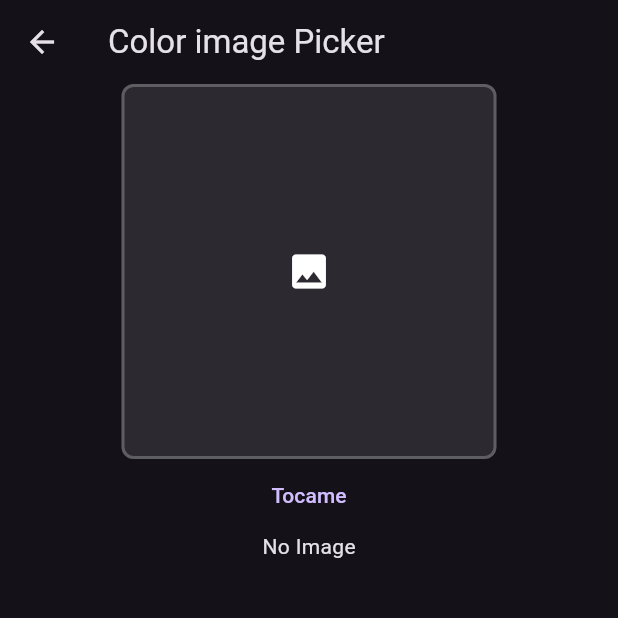
After one commit to NathanDraco22/proto-app, a Flutter app: the ColorImageScreen screen opened directly, on a phone screen of 412 x 824 dp, the top half of it. The commit adds this screen. Run offline on Flutter 3.47's test engine with Material 2 defaults, Android fonts, the phone set to English and light mode, and no system bars; our stand-ins replace built_collection, built_value, file_picker, flutter_bloc, go_router, webview_flutter; missing offline and left inert: dart:html, ferry, ferry_exec, ferry_hive_store, gql, gql_code_builder and 2 more; accounts and stored records are empty.

Commit message:
color image file picker

```diff
--- a/lib/main.dart
+++ b/lib/main.dart
@@ -1,6 +1,6 @@
 import 'package:flutter/foundation.dart';
 import 'package:flutter/material.dart';
-import 'package:proto_app/modules/webview/view/webview_screen.dart';
+import 'package:proto_app/modules/modules_screens.dart';
 import 'package:proto_app/router/router.dart';
 
 void main() => runApp(const MyApp());
@@ -14,7 +14,7 @@ class MyApp extends StatelessWidget {
       return MaterialApp(
         title: 'Proto App',
         theme: ThemeData.dark(useMaterial3: true),
-        home:  const WebViewScreen(),
+        home:  const ColorImageScreen(),
       );
     }
     return MaterialApp.router(
--- /dev/null
+++ b/lib/modules/color_scheme_image/inherited_widget.dart
@@ -0,0 +1,18 @@
+import 'dart:typed_data';
+
+import 'package:flutter/material.dart';
+
+class ViewModel extends InheritedWidget {
+  ViewModel({super.key, required  Widget child}) : super(child: child);
+
+  final ValueNotifier<Uint8List?> memoryImage = ValueNotifier(null);
+
+  static ViewModel of(BuildContext context) {
+    return context.dependOnInheritedWidgetOfExactType<ViewModel>()!;
+  }
+
+  @override
+  bool updateShouldNotify(ViewModel oldWidget) {
+    return false;
+  }
+}
--- /dev/null
+++ b/lib/modules/color_scheme_image/view_model.dart
@@ -0,0 +1,121 @@
+
+import 'package:file_picker/file_picker.dart';
+import 'package:flutter/material.dart';
+import 'package:proto_app/modules/color_scheme_image/inherited_widget.dart';
+
+
+class ColorImageScreen extends StatelessWidget {
+  const ColorImageScreen({super.key});
+
+  @override
+  Widget build(BuildContext context) {
+    return ViewModel(
+      child: Scaffold(
+        appBar: AppBar(title: const Text("Color image Picker")),
+        body: Center(child: Column(
+          children: [
+            ImagePreview(),
+            ColorZone()
+          ],
+        )),
+      ),
+    );
+  }
+}
+
+class ColorZone extends StatelessWidget {
+  const ColorZone({
+    super.key,
+  });
+
+  @override
+  Widget build(BuildContext context) {
+    final vm = ViewModel.of(context);
+    return ValueListenableBuilder(
+      valueListenable: vm.memoryImage,
+      builder: ( context, value, child) {
+        if (value == null) return const Text("No Image");
+        final scheme = ColorScheme.fromImageProvider(provider: MemoryImage(value));
+        return FutureBuilder(
+          future: scheme,
+          builder: (context, snapshot) {
+            if(snapshot.connectionState != ConnectionState.done){
+              return const Text("No Data");
+            }
+            final dataScheme = snapshot.data!;
+            return  Expanded(
+              child: SingleChildScrollView(
+                child: Column(
+                  children: [
+                    Container(width: 200,height: 50, color: dataScheme.primary,),
+                    Container(width: 200,height: 50, color: dataScheme.secondary,),
+                    Container(width: 200,height: 50, color: dataScheme.tertiary,),
+                    Container(width: 200,height: 50, color: dataScheme.onPrimary,),
+                    Container(width: 200,height: 50, color: dataScheme.onSecondary,),
+                    Container(width: 200,height: 50, color: dataScheme.onTertiary,),
+                    Container(width: 200,height: 50, color: dataScheme.background,),
+                    Container(width: 200,height: 50, color: dataScheme.onBackground,),
+                    Container(width: 200,height: 50, color: dataScheme.surface,),
+                    Container(width: 200,height: 50, color: dataScheme.onSurface,),
+                    Container(width: 200,height: 50, color: dataScheme.primaryContainer,),
+                    Container(width: 200,height: 50, color: dataScheme.secondaryContainer,),
+                    Container(width: 200,height: 50, color: dataScheme.tertiaryContainer,),
+                    Container(width: 200,height: 50, color: dataScheme.onPrimaryContainer,),
+                    Container(width: 200,height: 50, color: dataScheme.onSecondaryContainer,),
+                    Container(width: 200,height: 50, color: dataScheme.onTertiaryContainer,),
+
+                  ],
+                ),
+              ),
+            );
+          },
+        );
+      },
+    );
+  }
+}
+
+class ImagePreview extends StatelessWidget {
+  const ImagePreview({
+    super.key,
+  });
+
+  @override
+  Widget build(BuildContext context) {
+    final vm = ViewModel.of(context);
+    return Column(
+      children: [
+        Container(
+          width: 250,
+          height: 250,
+          decoration: BoxDecoration(
+            color: Colors.white10,
+            border: Border.all(width: 2, color: Colors.white24),
+            borderRadius: BorderRadius.circular(8)
+          ),
+          child: Center(
+            // child: Icon(Icons.image),
+            child: ValueListenableBuilder(
+              valueListenable: vm.memoryImage,
+              builder: (context,  value, child) {
+                if(value== null) return const Icon(Icons.image, size: 30,);
+                return Image(image: MemoryImage(value));
+              },
+            ),
+          ),
+        ),
+
+
+        TextButton(
+          onPressed: () async {
+            final result = await  FilePicker.platform.pickFiles(
+              type: FileType.image
+            );
+            vm.memoryImage.value = result?.files.first.bytes;
+          },
+          child: Text("Tocame")
+        ),
+      ],
+    );
+  }
+}
--- a/lib/modules/modules_screens.dart
+++ b/lib/modules/modules_screens.dart
@@ -1,3 +1,4 @@
+export 'package:proto_app/modules/color_scheme_image/view_model.dart';
 export 'package:proto_app/modules/webview/view/webview_screen.dart';
 export 'package:proto_app/modules/rick_and_morty_gql/view/characters_screen.dart';
 export 'package:proto_app/modules/coin_cap_tracker/view/coin_screen.dart';
--- a/pubspec.yaml
+++ b/pubspec.yaml
@@ -41,6 +41,8 @@ dependencies:
   provider: ^6.0.5
   web_socket_channel: ^2.4.0
   webview_flutter: ^4.4.1
+  image_picker: ^1.0.4
+  file_picker: ^6.0.0
 
 dev_dependencies:
   build_runner: null
```
Also changed, not shown: pubspec.lock, 5 other files.
